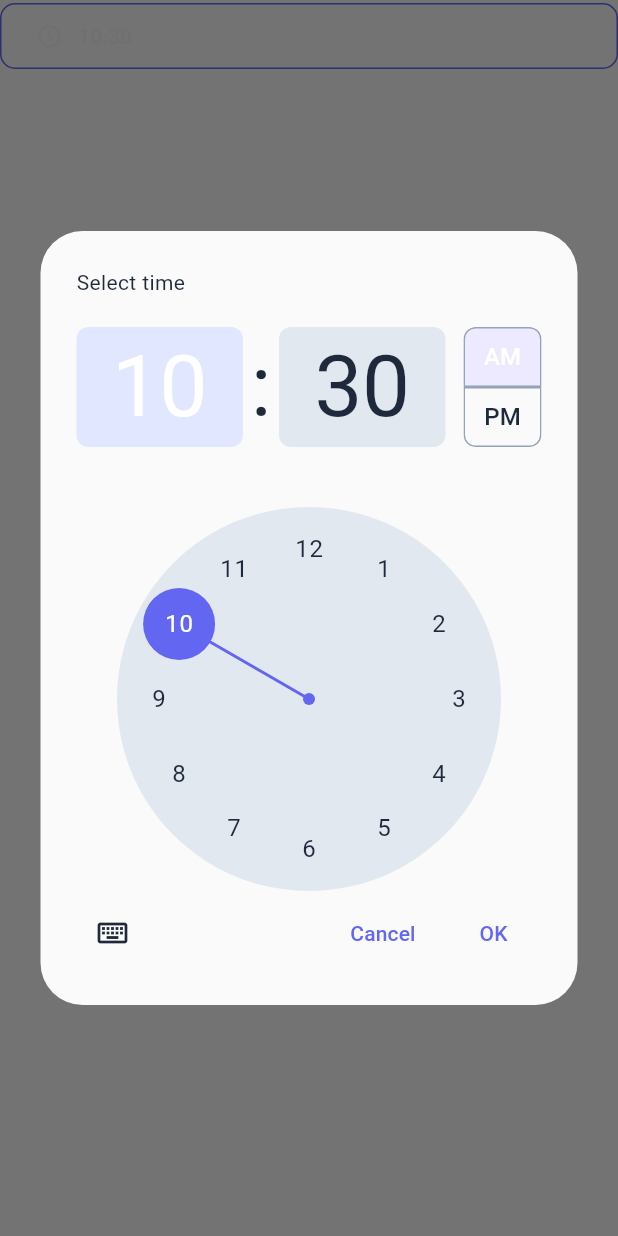
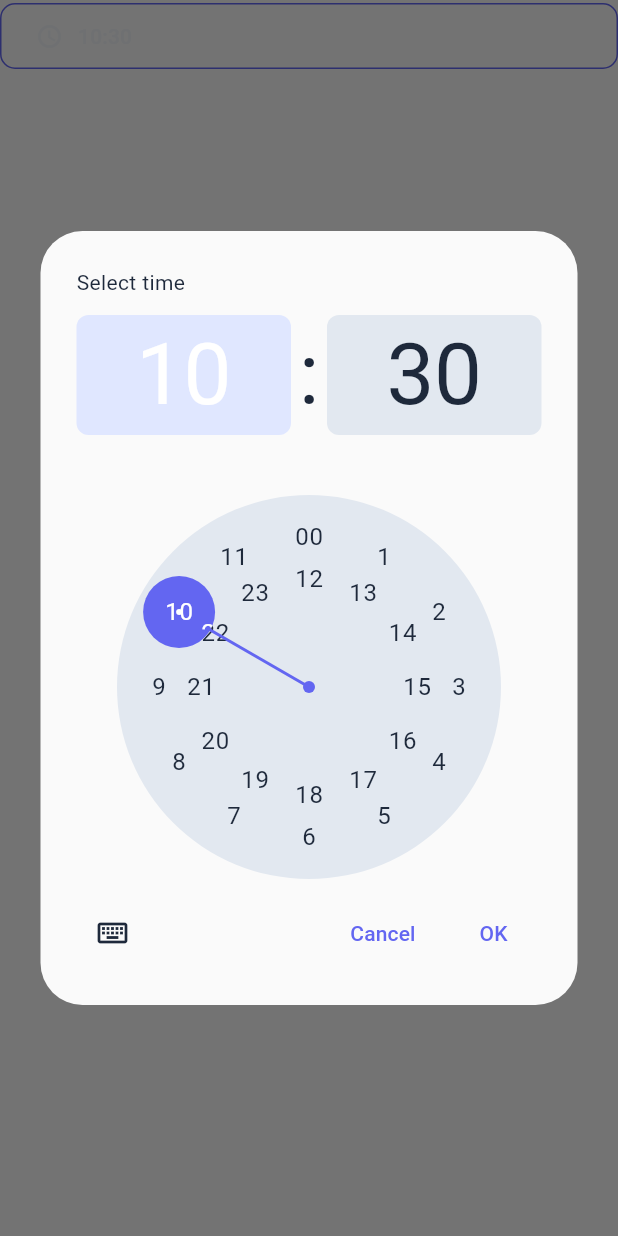
Before and after one commit to GiulioCallegarin/Barbero, a Flutter app: the CustomTimePicker widget shown alone on an empty page, opened directly with empty values, after a tap on an icon or button, on a phone screen of 412 x 824 dp. Run offline on Flutter 3.47's test engine with Material 3 defaults, Android fonts, the phone set to English and light mode, and no system bars; our stand-ins replace dropdown_search, hive_ce_flutter, syncfusion_flutter_calendar, table_calendar, timezone; accounts and stored records are empty.

Commit message:
set Rome timezone, fixed clock save appointment delay and format

```diff
--- a/lib/widgets/appointments/custom_time_picker.dart
+++ b/lib/widgets/appointments/custom_time_picker.dart
@@ -3,6 +3,7 @@ import 'package:flutter/material.dart';
 class CustomTimePicker extends StatelessWidget {
   final DateTime? selectedDate;
   final Function(DateTime) onTimeChanged;
+
   const CustomTimePicker({
     super.key,
     required this.selectedDate,
@@ -13,7 +14,14 @@ class CustomTimePicker extends StatelessWidget {
     final TimeOfDay? pickedTime = await showTimePicker(
       context: context,
       initialTime: TimeOfDay.fromDateTime(selectedDate!),
+      builder: (context, child) {
+        return MediaQuery(
+          data: MediaQuery.of(context).copyWith(alwaysUse24HourFormat: true),
+          child: child!,
+        );
+      },
     );
+
     if (pickedTime != null &&
         pickedTime != TimeOfDay.fromDateTime(selectedDate!)) {
       final DateTime newDateTime = DateTime(
@@ -31,7 +39,6 @@ class CustomTimePicker extends StatelessWidget {
   Widget build(BuildContext context) {
     return Column(
       mainAxisSize: MainAxisSize.min,
-      spacing: 20,
       children: [
         OutlinedButton(
           onPressed: () => _selectTime(context),
```
Also changed, not shown: lib/pages/appointments_page.dart (+5 -8 lines), lib/pages/edit_appointment_page.dart (+22 -4 lines).
